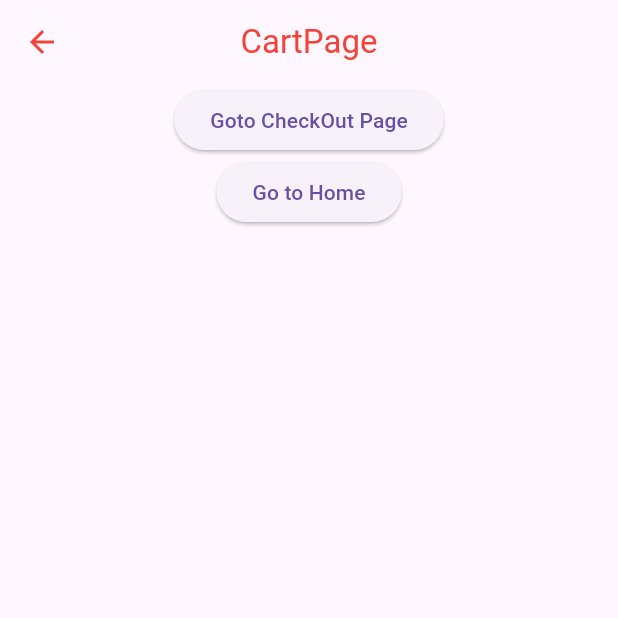
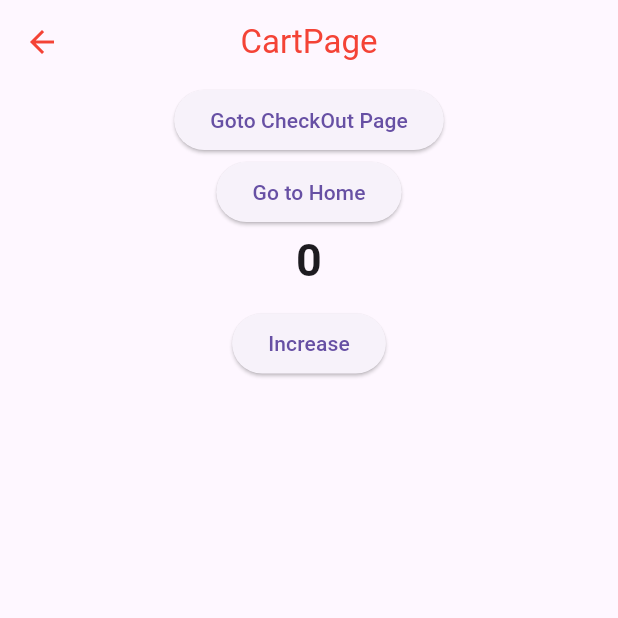
Before and after one commit to farhanmahmud21/getx_navigation_demo, a Flutter app: the CartPage screen opened directly, on a phone screen of 412 x 824 dp, the top half of it. Run offline on Flutter 3.47's test engine with Material 3 defaults, Android fonts, the light colour scheme and no system bars; our stand-ins replace get.

Commit message:
Implemented the difference between getx and setstate using counter

```diff
--- a/lib/main.dart
+++ b/lib/main.dart
@@ -71,8 +71,15 @@ class HomePage extends StatelessWidget {
   }
 }
 
-class CartPage extends StatelessWidget {
+class CartPage extends StatefulWidget {
   const CartPage({super.key});
+
+  @override
+  State<CartPage> createState() => _CartPageState();
+}
+
+class _CartPageState extends State<CartPage> {
+  int num = 0;
 
   @override
   Widget build(BuildContext context) {
@@ -95,10 +102,25 @@ class CartPage extends StatelessWidget {
             child: Text('Goto CheckOut Page'),
           ),
           ElevatedButton(
+            onPressed: () {
+              Get.offAll(HomePage());
+            },
+            child: Text('Go to Home'),
+          ),
+          Text(
+            num.toString(),
+            style: TextStyle(
+              fontSize: 30,
+              fontWeight: FontWeight.bold,
+            ),
+          ),
+          SizedBox(height: 10),
+          ElevatedButton(
               onPressed: () {
-                Get.offAll(HomePage());
+                setState(() {});
+                num++;
               },
-              child: Text('Go to Home'))
+              child: Text('Increase'))
         ],
       )),
     );
```
